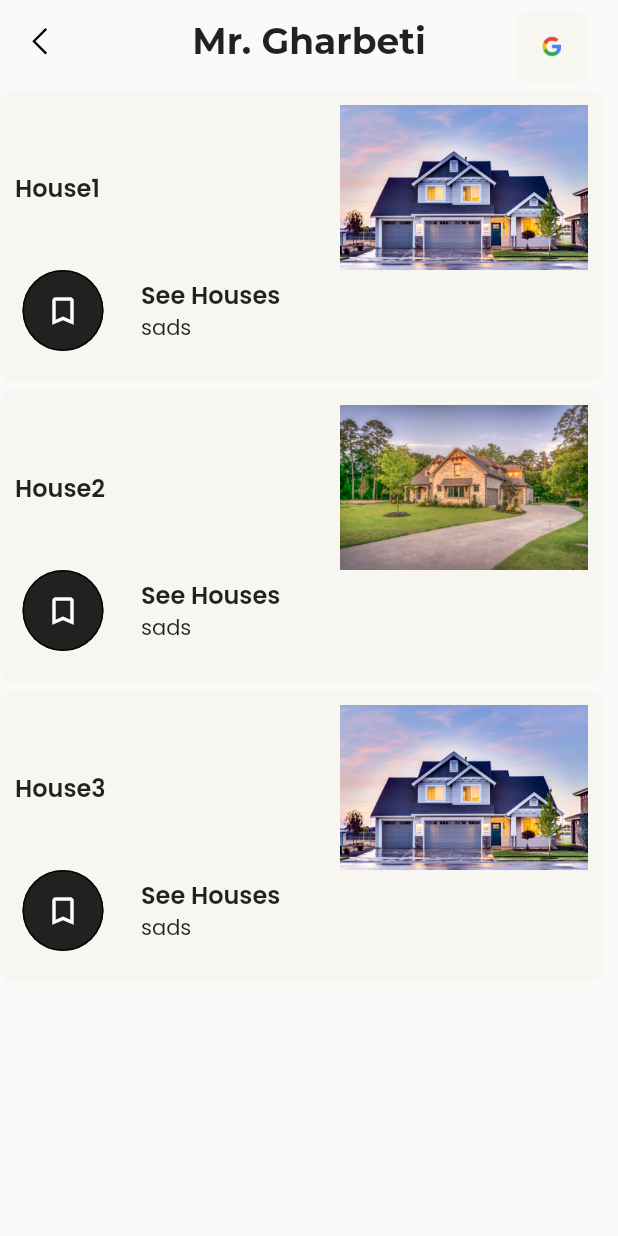
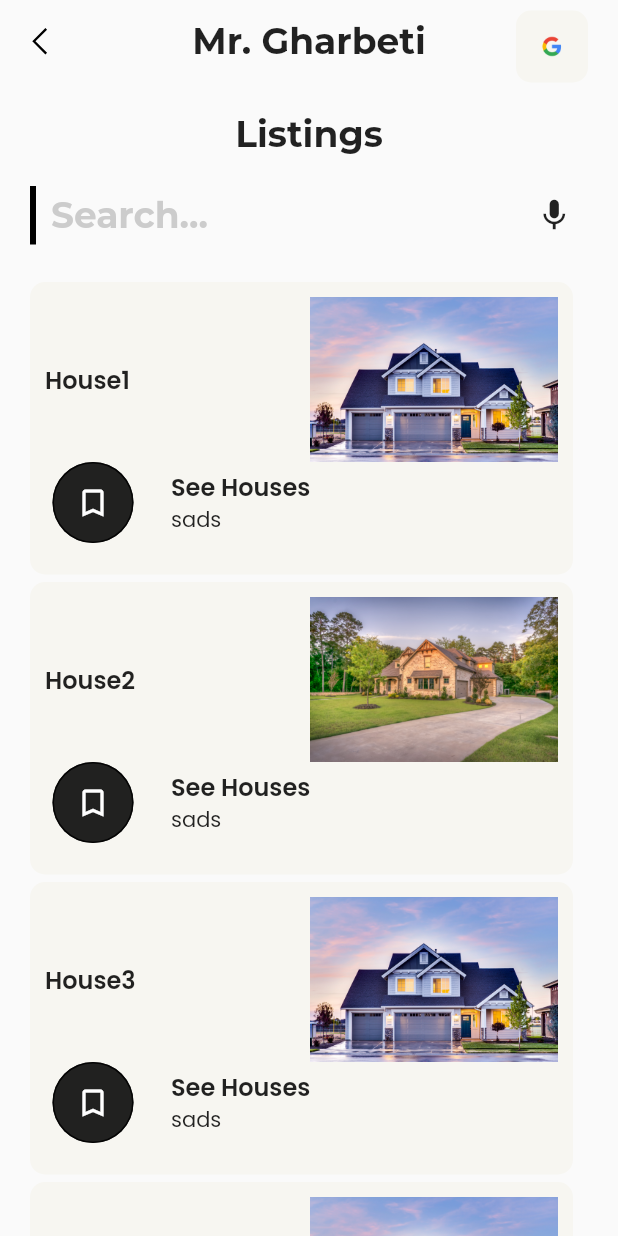
Before and after one commit to sawndes/mrGharbeti, a Flutter app: the screen it shows once a user with an empty profile is signed in, after a tap on "View All Listings", on a phone screen of 412 x 824 dp. Run offline on Flutter 3.47's test engine with Material 2 defaults, Android fonts, the phone set to English and light mode, and no system bars; our stand-ins replace cloud_firestore, firebase_auth, firebase_core, flutter_otp_text_field, get, google_fonts and 4 more; accounts and stored records are empty.

Commit message:
added all listings

```diff
--- a/lib/src/models/all_listings_model.dart
+++ b/lib/src/models/all_listings_model.dart
@@ -39,5 +39,14 @@ class AllListingsModel {
       null,
       false,
     ),
+    AllListingsModel(
+      'House4',
+      'See Houses',
+      'ss',
+      'sads',
+      'assets/images/house2.jpg',
+      null,
+      false,
+    ),
   ];
 }
--- a/lib/src/screens/all_listings.dart
+++ b/lib/src/screens/all_listings.dart
@@ -5,6 +5,7 @@ import 'package:mr_gharbeti/src/models/all_listings_model.dart';
 
 import '../controller/bookmark_clicked_controller.dart';
 import '../widgets/dashboard_widgets/appBar_ui.dart';
+import '../widgets/dashboard_widgets/searchBar_ui.dart';
 
 class AllListings extends StatefulWidget {
   AllListings({Key? key, required this.textTheme}) : super(key: key);
@@ -19,16 +20,34 @@ class _AllListingsState extends State<AllListings> {
 
   @override
   Widget build(BuildContext context) {
+    final textTheme = Theme.of(context).textTheme;
+    var height = MediaQuery.of(context).size.height;
     var brightness = MediaQuery.of(context).platformBrightness;
     final isDark = brightness == Brightness.dark;
     final list = AllListingsModel.list;
     return Scaffold(
       appBar: AppBarUI(true),
       body: SingleChildScrollView(
-          child: SizedBox(
-            height: 7000,
+        child: Container(
+          padding: const EdgeInsets.all(20),
+          child: Column(
+            children: [
+              Text(
+                'Listings',
+                style: textTheme.headline2,
+              ),
+              const SizedBox(
+                height: 20,
+              ),
+              //Search Bar
+              DashboardSearchbarUI(textTheme: textTheme),
+              const SizedBox(
+                height: 20,
+              ),
+              SizedBox(
+                height: height * 0.9,
                 child: ListView.builder(
-              shrinkWrap: true,
+                  // shrinkWrap: true,
                   scrollDirection: Axis.vertical,
                   itemCount: list.length,
                   itemBuilder: (context, index) => GestureDetector(
@@ -42,14 +61,16 @@ class _AllListingsState extends State<AllListings> {
                           decoration: BoxDecoration(
                             borderRadius: BorderRadius.circular(10),
                             //For Dark Color
-                        color: isDark ? Color(0xFF272727) : Color(0xFFF7F6F1),
+                            color:
+                                isDark ? Color(0xFF272727) : Color(0xFFF7F6F1),
                           ),
                           padding: const EdgeInsets.all(10),
                           child: Column(
                             crossAxisAlignment: CrossAxisAlignment.start,
                             children: [
                               Row(
-                            mainAxisAlignment: MainAxisAlignment.spaceBetween,
+                                mainAxisAlignment:
+                                    MainAxisAlignment.spaceBetween,
                                 children: [
                                   Flexible(
                                     child: Text(
@@ -90,7 +111,8 @@ class _AllListingsState extends State<AllListings> {
                                       ),
                                   const SizedBox(width: 20),
                                   Column(
-                                crossAxisAlignment: CrossAxisAlignment.start,
+                                    crossAxisAlignment:
+                                        CrossAxisAlignment.start,
                                     children: [
                                       Text(
                                         list[index].heading,
@@ -114,6 +136,10 @@ class _AllListingsState extends State<AllListings> {
                   ),
                 ),
               ),
-        ));
+            ],
+          ),
+        ),
+      ),
+    );
   }
 }
--- a/lib/src/screens/dashboard.dart
+++ b/lib/src/screens/dashboard.dart
@@ -38,9 +38,9 @@ class DashBoard extends StatelessWidget {
               // DashBoardCategories(
               //   textTheme: textTheme,
               // ),
-              const SizedBox(
-                height: 10,
-              ),
+              // const SizedBox(
+              //   height: 10,
+              // ),
               //Banner
               DashboardBannerUI(textTheme: textTheme),
               const SizedBox(
--- a/lib/src/widgets/dashboard_widgets/top_listings_ui.dart
+++ b/lib/src/widgets/dashboard_widgets/top_listings_ui.dart
@@ -29,6 +29,8 @@ class _DashboardTopListingsState extends State<DashboardTopListings> {
 
     return SizedBox(
       height: 200,
+      child: Material(
+        color: Color(0xFFF7F6F1),
         child: ListView.builder(
           shrinkWrap: true,
           scrollDirection: Axis.horizontal,
@@ -75,10 +77,10 @@ class _DashboardTopListingsState extends State<DashboardTopListings> {
                               ),
                               onPressed: () {
                                 // print('object');
-                              // setState(() {
+                                setState(() {
                                   allListingsBookmarkController
                                       .addBookmark(list[index]);
-                              // });
+                                });
                               },
                               // child: Obx(() =>
                               //     Icon(bookmarkClickedController.icon.value))
@@ -87,16 +89,9 @@ class _DashboardTopListingsState extends State<DashboardTopListings> {
                               //         Icon(bookmarkClickedController.icon.value))
                               //     : Icon(Icons.bookmark_border_outlined)
 
-                            child: Obx(
-                              () => allListingsBookmarkController
-                                      .listFavBool.value
+                              child: list[index].favorite
                                   ? Icon(Icons.bookmark)
-                                  : Icon(Icons.bookmark_border_outlined),
-                            )
-
-                            // child: list[index].favorite
-                            //     ? Icon(Icons.bookmark)
-                            //     : Icon(Icons.bookmark_border_outlined)
+                                  : Icon(Icons.bookmark_border_outlined)
                               // child: Icon(bookmarkClickedController.icon.value),
                               ),
                           const SizedBox(width: 20),
@@ -116,8 +111,9 @@ class _DashboardTopListingsState extends State<DashboardTopListings> {
                             ],
                           )
                         ],
-                    )
+                      ),
                     ],
+                  ),
                 ),
               ),
             ),
```
Lines whose indentation alone changed are shown as unchanged.
